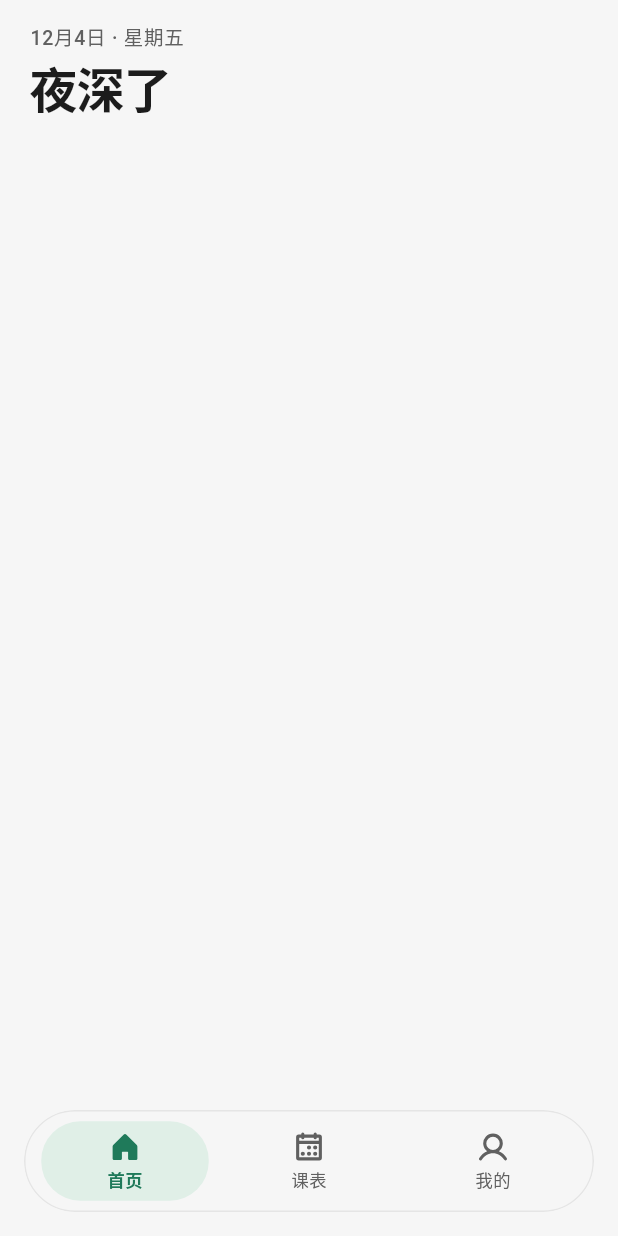
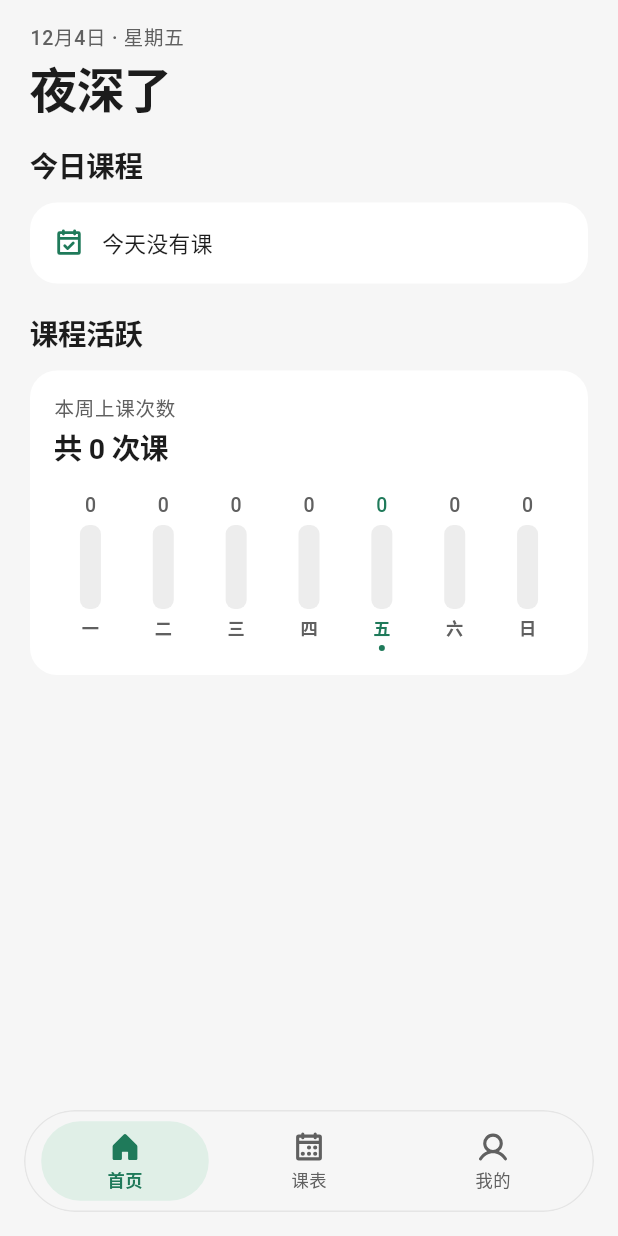
Before and after one commit to QingheProject/Qinghe, a Flutter app: the AppShellPage screen opened by its route, on a phone screen of 412 x 824 dp. Run offline on Flutter 3.47's test engine with Material 3 defaults, Android fonts, the phone set to English and light mode, and no system bars; our stand-ins replace flutter_local_notifications, get, phosphor_flutter, shared_preferences, timezone, webview_flutter; missing offline and left inert: webview_windows, window_manager; accounts and stored records are empty.

Commit message:
feat(home): add daily lessons and weekly activity

```diff
--- a/lib/features/home/controllers/home_controller.dart
+++ b/lib/features/home/controllers/home_controller.dart
@@ -19,6 +19,15 @@ class HomeController extends GetxController {
 
   int? get teachingWeek => _repository.teachingWeekOn(now.value);
 
+  List<({DateTime date, int count})> get weekActivity {
+    final today = now.value;
+    final monday = today.day - (today.weekday - DateTime.monday);
+    return List.generate(DateTime.daysPerWeek, (index) {
+      final date = DateTime(today.year, today.month, monday + index);
+      return (date: date, count: _repository.lessonsOn(date).length);
+    });
+  }
+
   LessonOccurrence? get focusLesson => pickFocusLesson(lessons, minuteOfDay);
 
   int get remainingCount => lessons
--- a/lib/features/home/views/home_page.dart
+++ b/lib/features/home/views/home_page.dart
@@ -6,12 +6,16 @@ import 'package:qinghe_app/app/theme/app_motion.dart';
 import 'package:qinghe_app/app/theme/app_tokens.dart';
 import 'package:qinghe_app/app/utils/formatters.dart';
 import 'package:qinghe_app/app/widgets/app_page.dart';
+import 'package:qinghe_app/app/widgets/app_tag.dart';
 import 'package:qinghe_app/app/widgets/reveal.dart';
+import 'package:qinghe_app/data/models/lesson_occurrence.dart';
 import 'package:qinghe_app/features/home/controllers/home_controller.dart';
 import 'package:qinghe_app/features/home/widgets/focus_lesson_card.dart';
 import 'package:qinghe_app/features/home/widgets/lesson_sheet.dart';
+import 'package:qinghe_app/features/home/widgets/today_lessons.dart';
+import 'package:qinghe_app/features/home/widgets/week_activity_chart.dart';
 
-/// 首页：问候与当前或下一节课。
+/// 首页：当前课程、今日安排和本周课程活跃度。
 class HomePage extends StatefulWidget {
   const HomePage({super.key});
 
@@ -65,8 +69,12 @@ class _HomePageState extends State<HomePage>
       bottom: false,
       child: Obx(() {
         final now = _controller.now.value;
-        final lessons = _controller.lessons.toList();
+        final lessons = _controller.lessons;
         final minute = _controller.minuteOfDay;
+        final teachingWeek = _controller.teachingWeek;
+        final weekActivity = _controller.weekActivity;
+        void openLesson(LessonOccurrence lesson) =>
+            showLessonDialog(context, lesson, date: now);
 
         final sections = <Widget>[
           Row(
@@ -76,9 +84,18 @@ class _HomePageState extends State<HomePage>
                 child: Column(
                   crossAxisAlignment: CrossAxisAlignment.start,
                   children: [
-                    Text(
-                      '${now.month}月${now.day}日 · ${weekdayLabel(now.weekday)}',
-                      style: text.labelMedium,
+                    Wrap(
+                      spacing: AppSpace.sm,
+                      runSpacing: AppSpace.xs,
+                      crossAxisAlignment: WrapCrossAlignment.center,
+                      children: [
+                        Text(
+                          '${now.month}月${now.day}日 · ${weekdayLabel(now.weekday)}',
+                          style: text.labelMedium,
+                        ),
+                        if (teachingWeek != null)
+                          AppTag(label: '第 $teachingWeek 周'),
+                      ],
                     ),
                     const SizedBox(height: AppSpace.xs),
                     Semantics(
@@ -98,8 +115,40 @@ class _HomePageState extends State<HomePage>
               lesson: _controller.focusLesson,
               minuteOfDay: minute,
               hasLessonsToday: true,
-              onOpen: (lesson) => showLessonDialog(context, lesson, date: now),
+              onOpen: openLesson,
             ),
+          LayoutBuilder(
+            builder: (context, constraints) {
+              final agenda = TodayLessons(
+                lessons: lessons,
+                minuteOfDay: minute,
+                onOpen: openLesson,
+              );
+              final activity = WeekActivityChart(
+                activity: weekActivity,
+                today: now,
+              );
+              if (constraints.maxWidth >= 560 &&
+                  MediaQuery.textScalerOf(context).scale(16) <= 19) {
+                return Row(
+                  crossAxisAlignment: CrossAxisAlignment.start,
+                  children: [
+                    Expanded(flex: 6, child: agenda),
+                    const SizedBox(width: AppSpace.xl),
+                    Expanded(flex: 4, child: activity),
+                  ],
+                );
+              }
+              return Column(
+                crossAxisAlignment: CrossAxisAlignment.stretch,
+                children: [
+                  agenda,
+                  const SizedBox(height: AppSpace.xl),
+                  activity,
+                ],
+              );
+            },
+          ),
         ];
 
         return AppPageContent(
--- /dev/null
+++ b/lib/features/home/widgets/today_lessons.dart
@@ -0,0 +1,140 @@
+import 'package:flutter/material.dart';
+import 'package:qinghe_app/app/theme/app_colors.dart';
+import 'package:qinghe_app/app/theme/app_icons.dart';
+import 'package:qinghe_app/app/theme/app_tokens.dart';
+import 'package:qinghe_app/app/utils/formatters.dart';
+import 'package:qinghe_app/app/widgets/app_sections.dart';
+import 'package:qinghe_app/app/widgets/app_tag.dart';
+import 'package:qinghe_app/app/widgets/pressable.dart';
+import 'package:qinghe_app/data/models/lesson_occurrence.dart';
+
+class TodayLessons extends StatelessWidget {
+  const TodayLessons({
+    required this.lessons,
+    required this.minuteOfDay,
+    required this.onOpen,
+    super.key,
+  });
+
+  final List<LessonOccurrence> lessons;
+  final int minuteOfDay;
+  final ValueChanged<LessonOccurrence> onOpen;
+
+  @override
+  Widget build(BuildContext context) {
+    final colors = context.colors;
+    final text = Theme.of(context).textTheme;
+    return Column(
+      crossAxisAlignment: CrossAxisAlignment.stretch,
+      children: [
+        const AppSectionHeader(title: '今日课程'),
+        if (lessons.isEmpty)
+          AppPanel(
+            child: Row(
+              children: [
+                Icon(AppIcons.calendarCheck, color: colors.accent),
+                const SizedBox(width: AppSpace.md),
+                Expanded(child: Text('今天没有课', style: text.bodyMedium)),
+              ],
+            ),
+          )
+        else
+          AppPanel(
+            padding: EdgeInsets.zero,
+            child: Column(
+              children: [
+                for (final (index, lesson) in lessons.indexed) ...[
+                  if (index > 0)
+                    const Divider(
+                      height: 1,
+                      indent: AppSpace.lg,
+                      endIndent: AppSpace.lg,
+                    ),
+                  _LessonRow(
+                    lesson: lesson,
+                    status: lesson.statusAt(minuteOfDay),
+                    onTap: () => onOpen(lesson),
+                  ),
+                ],
+              ],
+            ),
+          ),
+      ],
+    );
+  }
+}
+
+class _LessonRow extends StatelessWidget {
+  const _LessonRow({
+    required this.lesson,
+    required this.status,
+    required this.onTap,
+  });
+
+  final LessonOccurrence lesson;
+  final LessonStatus status;
+  final VoidCallback onTap;
+
+  @override
+  Widget build(BuildContext context) {
+    final text = Theme.of(context).textTheme;
+    final colors = context.colors;
+    final ongoing = status == LessonStatus.ongoing;
+    final statusLabel = switch (status) {
+      LessonStatus.finished => '已结束',
+      LessonStatus.ongoing => '进行中',
+      LessonStatus.upcoming => '未开始',
+    };
+    return Pressable(
+      onTap: onTap,
+      child: Padding(
+        padding: const EdgeInsets.symmetric(
+          horizontal: AppSpace.lg,
+          vertical: AppSpace.md,
+        ),
+        child: Row(
+          children: [
+            Column(
+              crossAxisAlignment: CrossAxisAlignment.start,
+              children: [
+                Text(
+                  formatClock(lesson.startMinute),
+                  style: text.labelLarge?.copyWith(
+                    color: ongoing ? colors.accent : colors.ink,
+                    fontFeatures: const [FontFeature.tabularFigures()],
+                  ),
+                ),
+                Text(formatClock(lesson.endMinute), style: text.labelSmall),
+              ],
+            ),
+            const SizedBox(width: AppSpace.md),
+            Expanded(
+              child: Column(
+                crossAxisAlignment: CrossAxisAlignment.start,
+                children: [
+                  Text(lesson.courseName, style: text.titleMedium),
+                  const SizedBox(height: AppSpace.xs),
+                  Wrap(
+                    spacing: AppSpace.sm,
+                    runSpacing: AppSpace.xs,
+                    crossAxisAlignment: WrapCrossAlignment.center,
+                    children: [
+                      AppTag(
+                        label: statusLabel,
+                        tone: ongoing ? AppTagTone.accent : AppTagTone.neutral,
+                      ),
+                      if (lesson.location.isNotEmpty)
+                        Text(lesson.location, style: text.bodySmall),
+                    ],
+                  ),
+                ],
+              ),
+            ),
+            const SizedBox(width: AppSpace.xs),
+            Icon(AppIcons.chevronRight, color: colors.inkMuted, size: 16),
+          ],
+        ),
+      ),
+    );
+  }
+}
--- /dev/null
+++ b/lib/features/home/widgets/week_activity_chart.dart
@@ -0,0 +1,139 @@
+import 'dart:math' as math;
+
+import 'package:flutter/material.dart';
+import 'package:qinghe_app/app/theme/app_colors.dart';
+import 'package:qinghe_app/app/theme/app_tokens.dart';
+import 'package:qinghe_app/app/utils/formatters.dart';
+import 'package:qinghe_app/app/widgets/app_sections.dart';
+
+class WeekActivityChart extends StatelessWidget {
+  const WeekActivityChart({
+    required this.activity,
+    required this.today,
+    super.key,
+  });
+
+  final List<({DateTime date, int count})> activity;
+  final DateTime today;
+
+  @override
+  Widget build(BuildContext context) {
+    final text = Theme.of(context).textTheme;
+    final total = activity.fold(0, (sum, day) => sum + day.count);
+    final peak = activity.fold(1, (peak, day) => math.max(peak, day.count));
+
+    return Column(
+      crossAxisAlignment: CrossAxisAlignment.stretch,
+      children: [
+        const AppSectionHeader(title: '课程活跃'),
+        AppPanel(
+          child: Column(
+            crossAxisAlignment: CrossAxisAlignment.start,
+            children: [
+              Text('本周上课次数', style: text.labelMedium),
+              const SizedBox(height: AppSpace.xs),
+              Text('共 $total 次课', style: text.titleLarge),
+              const SizedBox(height: AppSpace.lg),
+              Row(
+                children: [
+                  for (final day in activity)
+                    Expanded(
+                      child: _ActivityBar(
+                        date: day.date,
+                        count: day.count,
+                        fraction: day.count / peak,
+                        isToday: DateUtils.isSameDay(day.date, today),
+                      ),
+                    ),
+                ],
+              ),
+            ],
+          ),
+        ),
+      ],
+    );
+  }
+}
+
+class _ActivityBar extends StatelessWidget {
+  const _ActivityBar({
+    required this.date,
+    required this.count,
+    required this.fraction,
+    required this.isToday,
+  });
+
+  final DateTime date;
+  final int count;
+  final double fraction;
+  final bool isToday;
+
+  @override
+  Widget build(BuildContext context) {
+    final colors = context.colors;
+    final text = Theme.of(context).textTheme;
+    final weekday = weekdayLabel(date.weekday);
+    final description = '${isToday ? '今天，' : ''}$weekday，$count 次课';
+    final foreground = isToday ? colors.accent : colors.inkMuted;
+    final radius = BorderRadius.circular(AppRadius.xs);
+    return Semantics(
+      container: true,
+      label: description,
+      child: ExcludeSemantics(
+        child: Tooltip(
+          message: '${date.month}月${date.day}日 · $description',
+          child: Column(
+            children: [
+              FittedBox(
+                fit: BoxFit.scaleDown,
+                child: Text(
+                  '$count',
+                  style: text.labelMedium?.copyWith(color: foreground),
+                ),
+              ),
+              const SizedBox(height: AppSpace.xs),
+              Container(
+                height: 56,
+                width: 14,
+                decoration: BoxDecoration(
+                  color: colors.surfaceMuted,
+                  borderRadius: radius,
+                ),
+                alignment: Alignment.bottomCenter,
+                child: FractionallySizedBox(
+                  heightFactor: fraction,
+                  widthFactor: 1,
+                  child: DecoratedBox(
+                    decoration: BoxDecoration(
+                      color: isToday
+                          ? colors.accent
+                          : Color.lerp(colors.accentSoft, colors.accent, 0.6),
+                      borderRadius: radius,
+                    ),
+                  ),
+                ),
+              ),
+              const SizedBox(height: AppSpace.xs),
+              Text(
+                weekday.substring(2),
+                style: text.labelSmall?.copyWith(color: foreground),
+              ),
+              const SizedBox(height: AppSpace.xs),
+              SizedBox.square(
+                dimension: 4,
+                child: isToday
+                    ? DecoratedBox(
+                        decoration: BoxDecoration(
+                          color: foreground,
+                          shape: BoxShape.circle,
+                        ),
+                      )
+                    : null,
+              ),
+            ],
+          ),
+        ),
+      ),
+    );
+  }
+}
```
Also changed, not shown: lib/features/home/widgets/focus_lesson_card.dart (+25 -29 lines), 4 other files.
